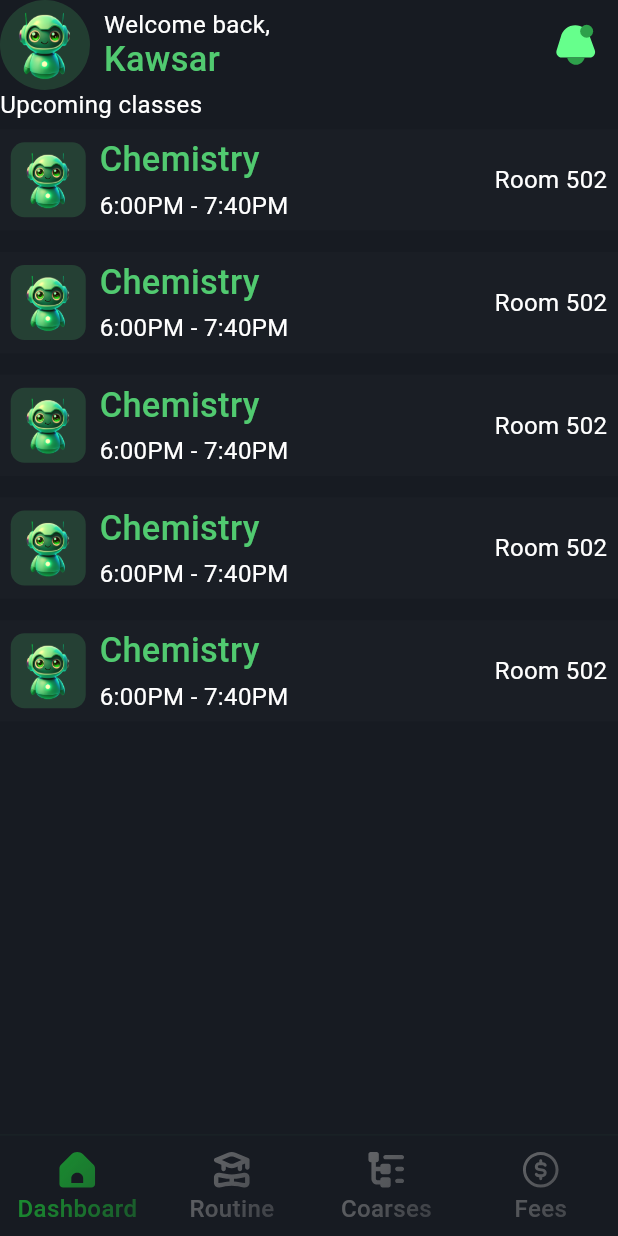
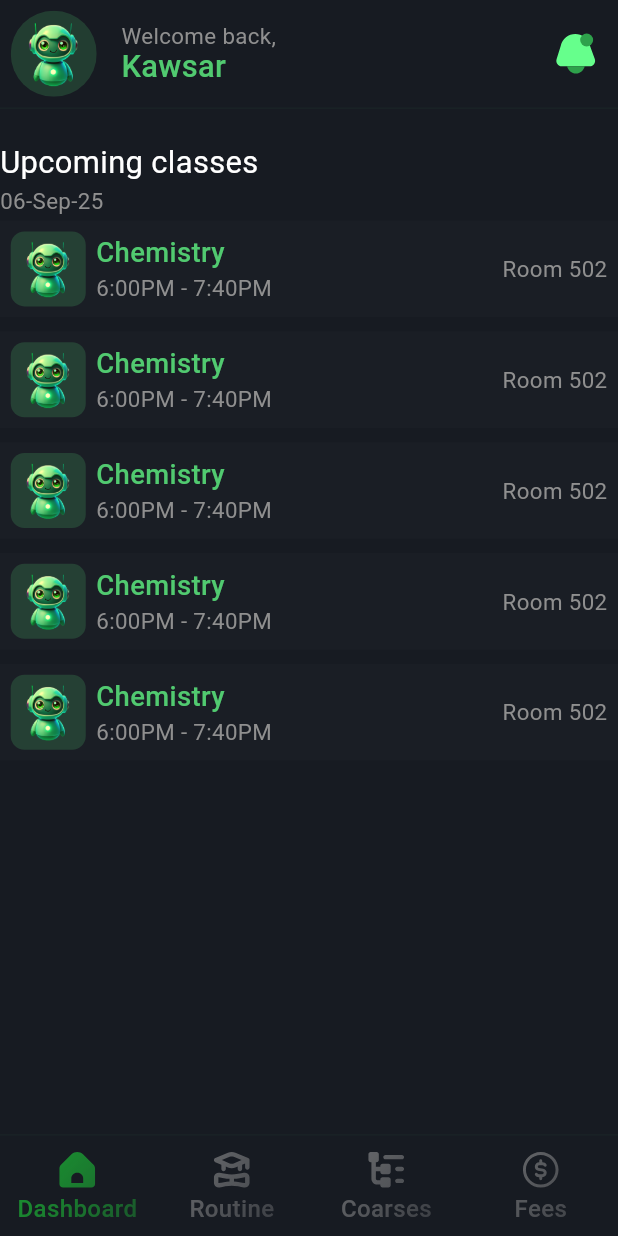
Before and after one commit to khsuzan/100DaysWithCPC, a Flutter app: the screen it shows after launch, on a phone screen of 412 x 824 dp. Run offline on Flutter 3.47's test engine with Material 3 defaults, Android fonts, the light colour scheme and no system bars; our stand-ins replace figma_squircle, flutter_screenutil, flutter_svg, go_router, sliver_tools.

Commit message:
* skeleton progress  - upcoming class

```diff
--- a/univus/lib/features/dashboard/view/dashboard_screen.dart
+++ b/univus/lib/features/dashboard/view/dashboard_screen.dart
@@ -19,23 +19,45 @@ class _DashboardScreenState extends State<DashboardScreen> {
       backgroundColor: MyColors.background,
       resizeToAvoidBottomInset: false,
       body: SafeArea(
-        child: CustomScrollView(slivers: [_headerBar(), _upComingClasses()]),
+        child: CustomScrollView(
+          slivers: [
+            _headerBar(),
+            _gap(20.h),
+            _upComingClasses(),
+            // _gap(20.h),
+            // _upComingClasses(),
+          ],
+        ),
       ),
       bottomNavigationBar: _bottomNavigationBar(),
     );
   }
 
+  SliverToBoxAdapter _gap(double gap) {
+    return SliverToBoxAdapter(child: SizedBox(height: gap));
+  }
+
   PinnedHeaderSliver _headerBar() {
     return PinnedHeaderSliver(
+      child: Container(
+        decoration: BoxDecoration(
+          color: MyColors.background,
+          border: Border(
+            bottom: BorderSide(color: MyColors.accentGreen.withAlpha(10)),
+          ),
+        ),
         child: Row(
           crossAxisAlignment: CrossAxisAlignment.center,
           children: [
-          ClipOval(
+            Padding(
+              padding: EdgeInsets.all(6.h),
+              child: ClipOval(
                 child: Container(
-              height: 60,
-              width: 60,
+                  height: 48.h,
+                  width: 48.h,
                   color: MyColors.accentGreen.withAlpha(50),
                   child: Image.asset("assets/images/robo.png"),
+                ),
               ),
             ),
             SizedBox(width: 8.w),
@@ -44,11 +66,14 @@ class _DashboardScreenState extends State<DashboardScreen> {
                 mainAxisAlignment: MainAxisAlignment.center,
                 crossAxisAlignment: CrossAxisAlignment.stretch,
                 children: [
-                Text("Welcome back,", style: TextStyle(fontSize: 14.sp)),
+                  Text(
+                    "Welcome back,",
+                    style: TextStyle(fontSize: 13.sp, color: MyColors.gray),
+                  ),
                   Text(
                     "Kawsar",
                     style: TextStyle(
-                    fontSize: 20.sp,
+                      fontSize: 18.sp,
                       fontWeight: FontWeight.w500,
                       color: MyColors.accentGreen,
                     ),
@@ -72,13 +97,23 @@ class _DashboardScreenState extends State<DashboardScreen> {
             ),
           ],
         ),
+      ),
     );
   }
 
   MultiSliver _upComingClasses() {
     return MultiSliver(
       children: [
-        SliverToBoxAdapter(child: Text("Upcoming classes")),
+        SliverToBoxAdapter(
+          child: Text("Upcoming classes", style: TextStyle(fontSize: 18.sp)),
+        ),
+        _gap(4.h),
+        SliverToBoxAdapter(
+          child: Text(
+            "06-Sep-25",
+            style: TextStyle(fontSize: 13.sp, color: MyColors.gray),
+          ),
+        ),
         SliverList(
           delegate: SliverChildListDelegate.fixed(
             List.generate(5, (index) {
@@ -92,7 +127,7 @@ class _DashboardScreenState extends State<DashboardScreen> {
 
   Widget _upComingClass() {
     return Padding(
-      padding: EdgeInsets.symmetric(vertical: 6.h),
+      padding: EdgeInsets.symmetric(vertical: 4.h),
       child: Container(
         padding: EdgeInsets.all(6.h),
         color: MyColors.backgroundLight,
@@ -109,7 +144,7 @@ class _DashboardScreenState extends State<DashboardScreen> {
               ),
               child: Image.asset("assets/images/robo.png"),
             ),
-            SizedBox(width: 8.w),
+            SizedBox(width: 6.w),
             Expanded(
               child: Column(
                 mainAxisAlignment: MainAxisAlignment.center,
@@ -118,22 +153,55 @@ class _DashboardScreenState extends State<DashboardScreen> {
                   Text(
                     "Chemistry",
                     style: TextStyle(
-                      fontSize: 20.sp,
+                      fontSize: 16.sp,
                       fontWeight: FontWeight.w500,
                       color: MyColors.accentGreen,
                     ),
                   ),
-                  SizedBox(height: 6.h),
-                  Text("6:00PM - 7:40PM", style: TextStyle(fontSize: 14.sp)),
+                  SizedBox(height: 4.h),
+                  Text(
+                    "6:00PM - 7:40PM",
+                    style: TextStyle(fontSize: 13.sp, color: MyColors.gray),
+                  ),
                 ],
               ),
             ),
-            Text("Room 502", style: TextStyle(fontSize: 14.sp)),
+            Text(
+              "Room 502",
+              style: TextStyle(fontSize: 13.sp, color: MyColors.gray),
+            ),
           ],
         ),
       ),
     );
   }
+
+
+
+  MultiSliver _announces() {
+    return MultiSliver(
+      children: [
+        SliverToBoxAdapter(
+          child: Text("Upcoming classes", style: TextStyle(fontSize: 18.sp)),
+        ),
+        _gap(4.h),
+        SliverToBoxAdapter(
+          child: Text(
+            "06-Sep-25",
+            style: TextStyle(fontSize: 13.sp, color: MyColors.gray),
+          ),
+        ),
+        SliverList(
+          delegate: SliverChildListDelegate.fixed(
+            List.generate(5, (index) {
+              return _upComingClass();
+            }),
+          ),
+        ),
+      ],
+    );
+  }
+
 
   Widget _bottomNavigationBar() {
     return SafeArea(
--- a/univus/lib/utils/themes.dart
+++ b/univus/lib/utils/themes.dart
@@ -11,6 +11,7 @@ class MyColors {
   static const Color buttonShadow = Color(0x7B66FF8C);
   static const Color buttonForeground = Color(0xFB0A1A0E);
   static const Color white = Color(0xFFFFFFFF);
+  static const Color gray = Color(0xFF8F8F8F);
   static const Color whiteTransparent = Color(0x25FFFFFF);
   static const Color black = Color(0xFF000000);
 }
```
Lines whose indentation alone changed are shown as unchanged.
